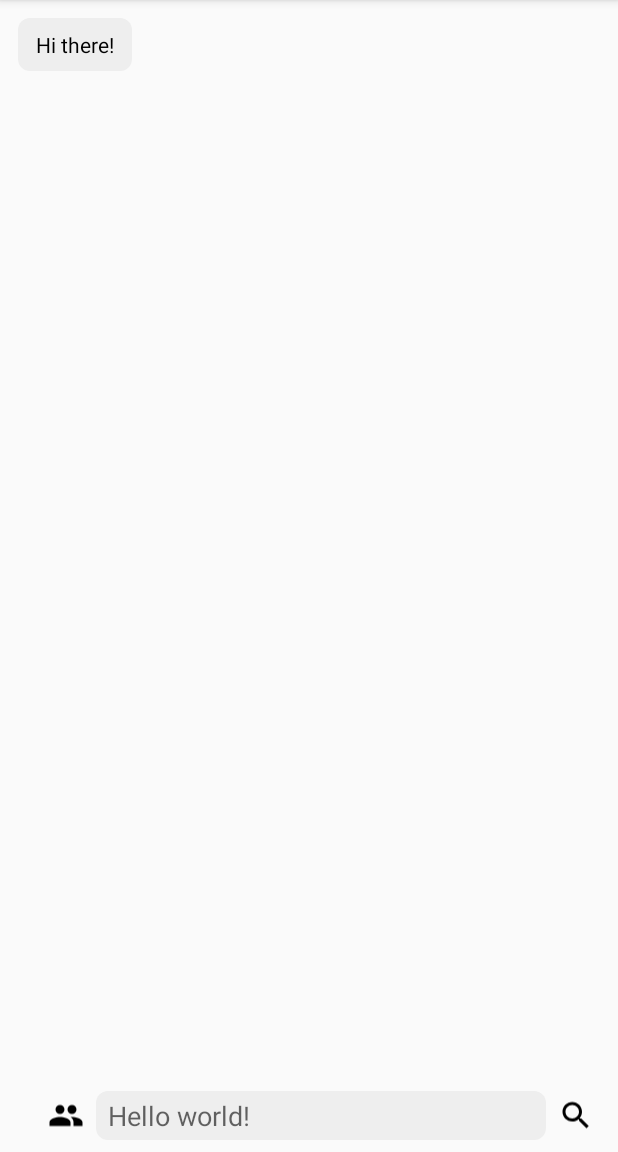
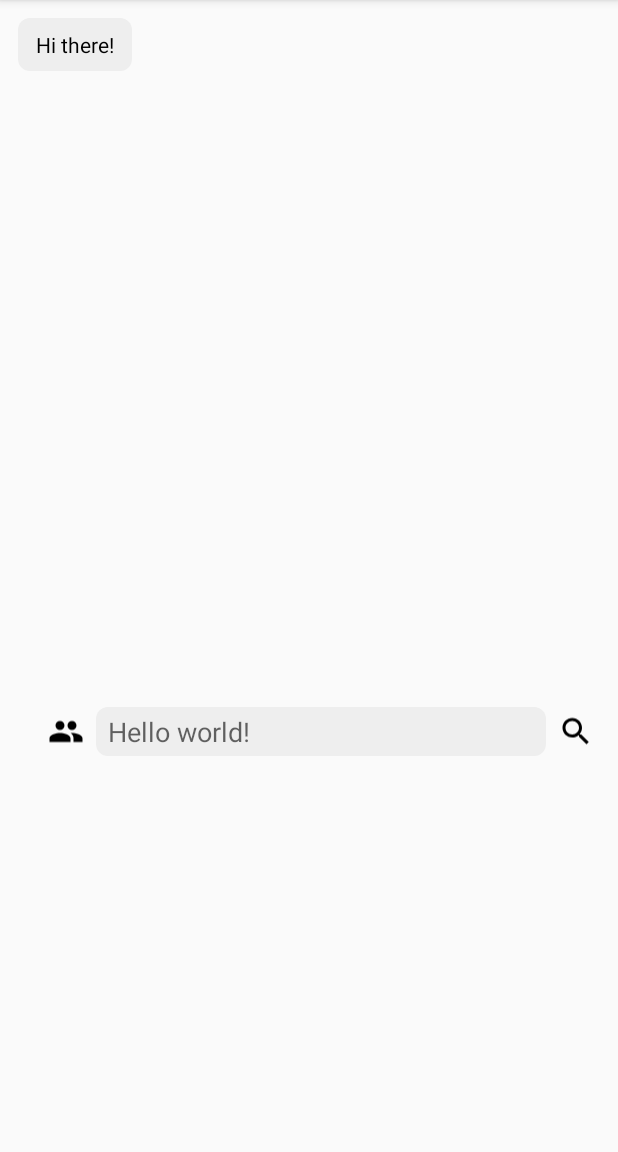
Before and after one commit to mianuddin/android-bitmoji-sample-app, an Android app: the screen it shows after launch (MainActivity), after a tap on "Toggle friendmoji", on a phone screen of 412 x 824 dp, the part 84-1236 px from its top. Run offline under Robolectric (Android 15) with nearby library versions, the phone set to English and light mode, and no system bars; libraries missing offline, so code that uses them is left out: com.snapchat.kit; 4 statements that could not run were skipped.

Commit message:
feat: update Friendmoji toggle

```diff
--- a/app/src/main/java/com/example/chatsample/MainActivity.kt
+++ b/app/src/main/java/com/example/chatsample/MainActivity.kt
@@ -31,13 +31,18 @@ class MainActivity : AppCompatActivity(), OnBitmojiSelectedListener {
     private lateinit var messageAdapter: MessageAdapter
     private lateinit var viewManager: RecyclerView.LayoutManager
     private lateinit var messageInput: EditText
+    private lateinit var bitmojiIcon: FrameLayout
+    private lateinit var friendmojiToggle: ImageView
+    private lateinit var search: ImageView
     private var stickerPickerVisible = false
+    private var friendmojiSet = false
 
     override fun onCreate(savedInstanceState: Bundle?) {
         super.onCreate(savedInstanceState)
         setContentView(R.layout.activity_main)
         setSupportActionBar(findViewById(R.id.toolbar))
 
+        // Setup Recycler View
         viewManager = LinearLayoutManager(this)
         messageAdapter = MessageAdapter()
         messageAdapter.setHasStableIds(true)
@@ -48,6 +53,7 @@ class MainActivity : AppCompatActivity(), OnBitmojiSelectedListener {
             adapter = messageAdapter
         }
 
+        // Setup message input
         messageInput = findViewById(R.id.message_input)
 
         messageInput.setOnEditorActionListener { _, actionId, _ ->
@@ -71,28 +77,35 @@ class MainActivity : AppCompatActivity(), OnBitmojiSelectedListener {
 
         messageInput.requestFocus()
 
+        // Setup Bitmoji icon
         supportFragmentManager.beginTransaction()
             .replace(R.id.bitmoji_icon, BitmojiIconFragment())
             .commit()
 
-        findViewById<FrameLayout>(R.id.bitmoji_icon).setOnClickListener {
+        bitmojiIcon = findViewById(R.id.bitmoji_icon)
+
+        bitmojiIcon.setOnClickListener {
             if (currentFocus == messageInput) {
                 messageInput.clearFocus()
                 toggleStickerPickerVisibility()
             }
+
             val inputMethodManager = getSystemService(Context.INPUT_METHOD_SERVICE) as InputMethodManager
             inputMethodManager.hideSoftInputFromWindow(currentFocus?.windowToken, 0)
         }
 
+        // Setup Bitmoji sticker picker
         supportFragmentManager.beginTransaction()
-            .replace(R.id.sticker_picker, BitmojiFragment.builder().withShowSearchBar(false).build() )
+            .replace(R.id.sticker_picker, BitmojiFragment.builder().withShowSearchBar(false).build())
             .commit()
 
-        findViewById<ImageView>(R.id.search).setOnClickListener {
-            var stickerPicker = supportFragmentManager.findFragmentById(R.id.sticker_picker) as? BitmojiFragment
-            val text = messageInput.text.toString()
+        // Setup search
+        search = findViewById(R.id.search)
 
-            stickerPicker?.setSearchText(text)
+        search.setOnClickListener {
+            val stickerPicker = supportFragmentManager.findFragmentById(R.id.sticker_picker) as? BitmojiFragment
+
+            stickerPicker?.setSearchText(messageInput.text.toString())
 
             messageInput.clearFocus()
 
@@ -103,23 +116,29 @@ class MainActivity : AppCompatActivity(), OnBitmojiSelectedListener {
                 toggleStickerPickerVisibility()
             }
         }
+        // Setup Friendmoji toggle
+        friendmojiToggle = findViewById(R.id.friendmoji)
 
-        findViewById<ImageView>(R.id.friendmoji).setOnClickListener {
-            var stickerPicker = supportFragmentManager.findFragmentById(R.id.sticker_picker) as? BitmojiFragment
-            val text = messageInput.text.toString()
-            if (!TextUtils.isEmpty(text)) {
-                stickerPicker?.setFriend(text)
+        friendmojiToggle.setOnClickListener {
+            val stickerPicker = supportFragmentManager.findFragmentById(R.id.sticker_picker) as? BitmojiFragment
 
-                messageInput.setText("")
+            if (!stickerPickerVisible) {
                 messageInput.clearFocus()
 
                 val inputMethodManager = getSystemService(Context.INPUT_METHOD_SERVICE) as InputMethodManager
                 inputMethodManager.hideSoftInputFromWindow(currentFocus?.windowToken, 0)
 
-                if (!stickerPickerVisible) {
-                    toggleStickerPickerVisibility()
-                }
+                toggleStickerPickerVisibility()
             }
+
+            if (!friendmojiSet) {
+                stickerPicker?.setFriend("friendIdHere")
+                friendmojiToggle.setImageResource(R.drawable.ic_people)
+            } else {
+                stickerPicker?.setFriend("")
+                friendmojiToggle.setImageResource(R.drawable.ic_person)
+            }
+            friendmojiSet = !friendmojiSet
         }
     }
 
--- a/app/src/main/res/layout/activity_main.xml
+++ b/app/src/main/res/layout/activity_main.xml
@@ -42,7 +42,7 @@
                         android:id="@+id/friendmoji"
                         android:layout_width="wrap_content"
                         android:layout_height="match_parent"
-                        android:src="@drawable/ic_people"
+                        android:src="@drawable/ic_person"
                         android:contentDescription="@string/friendmoji_hint"
                         android:paddingRight="@dimen/chatbar_padding_horizontal"
                         android:paddingLeft="@dimen/chatbar_padding_horizontal"/>
```
